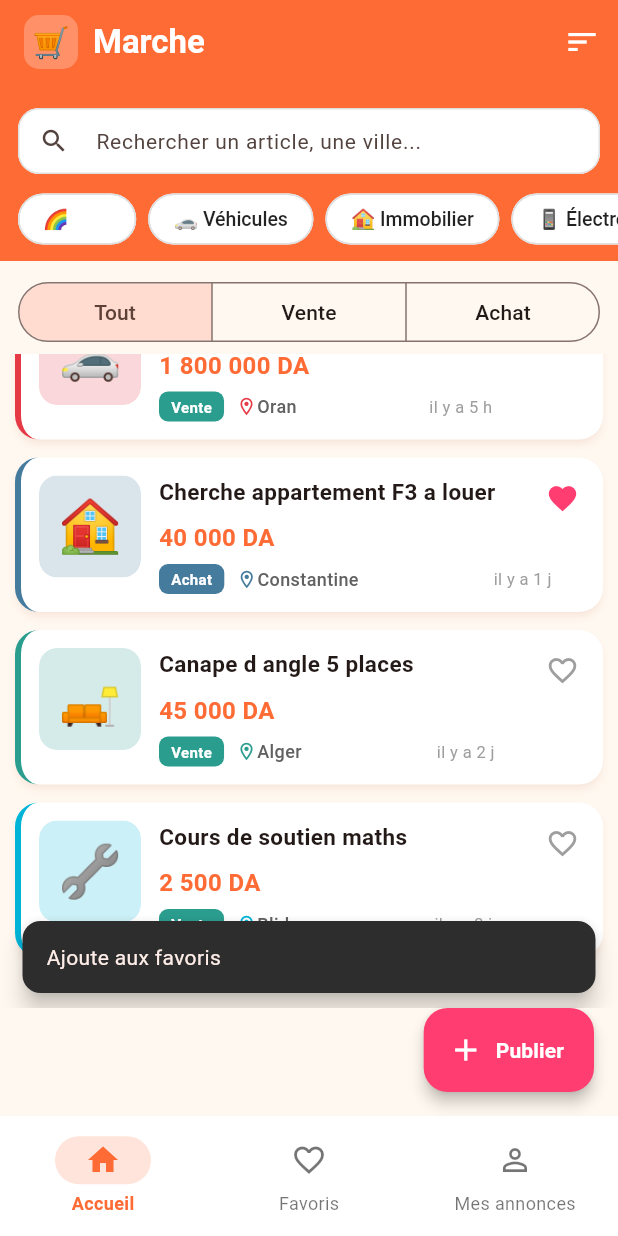
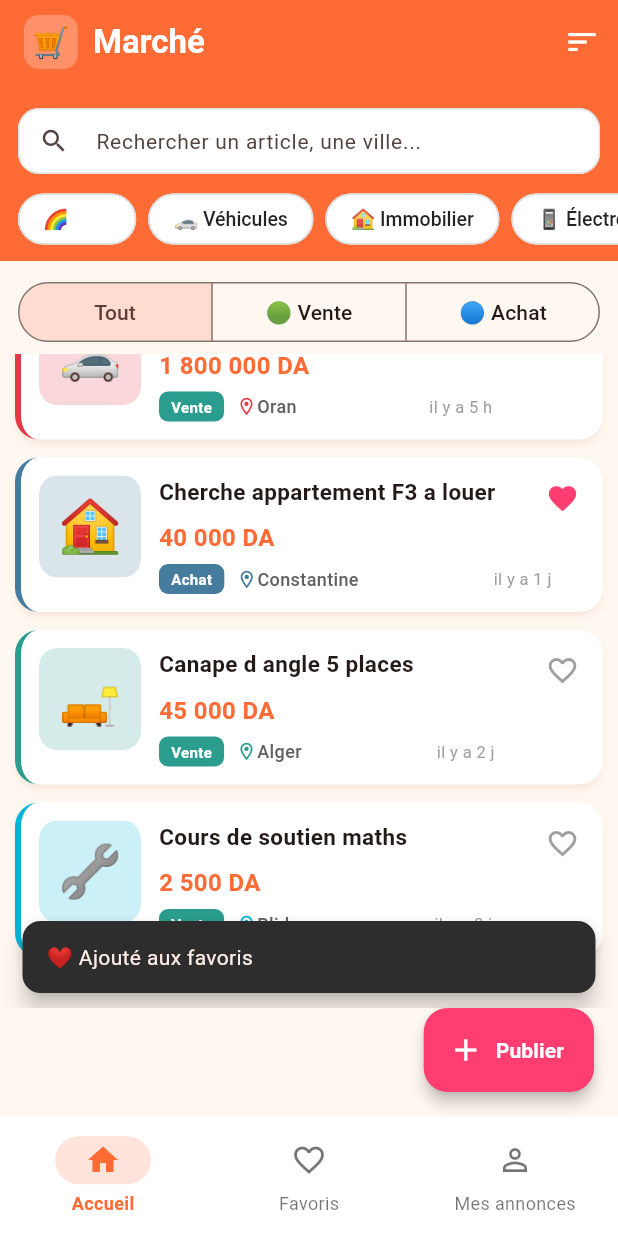
Before and after one commit to mouhoubi11-wq/market-app, a Flutter app: the screen it shows after launch, scrolled down 173 dp, after a tap on the "favorite outline" icon, on a phone screen of 412 x 824 dp. Run offline on Flutter 3.47's test engine with Material 3 defaults, Android fonts, the phone set to English and light mode, and no system bars; our stand-ins replace image_picker, shared_preferences.

Commit message:
Update home_screen.dart

```diff
--- a/lib/screens/home_screen.dart
+++ b/lib/screens/home_screen.dart
@@ -88,7 +88,7 @@ class _HomeScreenState extends State<HomeScreen> {
     await _load();
     if (mounted) {
       ScaffoldMessenger.of(context).showSnackBar(SnackBar(
-        content: Text(wasFav ? 'Retire des favoris' : 'Ajoute aux favoris'),
+        content: Text(wasFav ? '💔 Retiré des favoris' : '❤️ Ajouté aux favoris'),
         duration: const Duration(milliseconds: 1200),
       ));
     }
@@ -102,7 +102,7 @@ class _HomeScreenState extends State<HomeScreen> {
       if (mounted) {
         setState(() => _tab = 2);
         ScaffoldMessenger.of(context).showSnackBar(const SnackBar(
-          content: Text('Annonce publiee avec succes !'),
+          content: Text('✅ Annonce publiée avec succès !'),
           backgroundColor: Color(0xFF2A9D8F),
         ));
       }
@@ -149,7 +149,7 @@ class _HomeScreenState extends State<HomeScreen> {
 
   PreferredSizeWidget _buildAppBar() {
     if (_tab != 0) {
-      return AppBar(title: Text(_tab == 1 ? 'Mes favoris' : 'Mes annonces'));
+      return AppBar(title: Text(_tab == 1 ? '❤️ Mes favoris' : '📋 Mes annonces'));
     }
 
     return AppBar(
@@ -165,7 +165,7 @@ class _HomeScreenState extends State<HomeScreen> {
             child: const Text('🛒', style: TextStyle(fontSize: 20)),
           ),
           const SizedBox(width: 10),
-          const Text('Marche', style: TextStyle(fontSize: 22, fontWeight: FontWeight.bold)),
+          const Text('Marché', style: TextStyle(fontSize: 22, fontWeight: FontWeight.bold)),
         ],
       ),
       actions: [
@@ -176,9 +176,9 @@ class _HomeScreenState extends State<HomeScreen> {
           color: Colors.white,
           onSelected: (s) => setState(() => _sort = s),
           itemBuilder: (_) => const [
-            PopupMenuItem(value: SortMode.recent, child: Text('Plus recentes')),
-            PopupMenuItem(value: SortMode.priceAsc, child: Text('Prix croissant')),
-            PopupMenuItem(value: SortMode.priceDesc, child: Text('Prix decroissant')),
+            PopupMenuItem(value: SortMode.recent, child: Text('📅 Plus récentes')),
+            PopupMenuItem(value: SortMode.priceAsc, child: Text('💰 Prix croissant')),
+            PopupMenuItem(value: SortMode.priceDesc, child: Text('💎 Prix décroissant')),
           ],
         ),
       ],
@@ -226,7 +226,7 @@ class _HomeScreenState extends State<HomeScreen> {
                   scrollDirection: Axis.horizontal,
                   padding: const EdgeInsets.symmetric(horizontal: 12),
                   children: [
-                   _categoryChip(id: null, icon: '🌈', label: 'Tout', color: Colors.white),
+                    _categoryChip(id: null, icon: '🌈', label: 'Tout', color: Colors.white),
                     ...kCategories.map((c) => _categoryChip(id: c.id, icon: c.icon, label: c.name, color: c.color)),
                   ],
                 ),
@@ -273,8 +273,8 @@ class _HomeScreenState extends State<HomeScreen> {
                       showSelectedIcon: false,
                       segments: const [
                         ButtonSegment(value: 'all', label: Text('Tout')),
-                        ButtonSegment(value: 'vente', label: Text('Vente')),
-                        ButtonSegment(value: 'achat', label: Text('Achat')),
+                        ButtonSegment(value: 'vente', label: Text('🟢 Vente')),
+                        ButtonSegment(value: 'achat', label: Text('🔵 Achat')),
                       ],
                       selected: {_type ?? 'all'},
                       onSelectionChanged: (s) => setState(() => _type = s.first == 'all' ? null : s.first),
@@ -292,12 +292,12 @@ class _HomeScreenState extends State<HomeScreen> {
             Expanded(
               child: _buildList(_homeList,
                   emptyIcon: Icons.search_off,
-                  emptyMsg: 'Aucune annonce trouvee',
+                  emptyMsg: 'Aucune annonce trouvée',
                   emptyAction: _hasActiveFilters
                       ? TextButton.icon(
                           onPressed: _clearFilters,
                           icon: const Icon(Icons.refresh),
-                          label: const Text('Reinitialiser les filtres'))
+                          label: const Text('Réinitialiser les filtres'))
                       : null),
             ),
           ],
@@ -309,15 +309,15 @@ class _HomeScreenState extends State<HomeScreen> {
             emptyAction: FilledButton.icon(
                 onPressed: () => setState(() => _tab = 0),
                 icon: const Icon(Icons.explore),
-                label: const Text('Decouvrir des annonces')));
+                label: const Text('Découvrir des annonces')));
       default:
         return _buildList(_mineList,
             emptyIcon: Icons.inbox_outlined,
-            emptyMsg: 'Vous n avez publie aucune annonce',
+            emptyMsg: 'Vous n\'avez publié aucune annonce',
             emptyAction: FilledButton.icon(
                 onPressed: _openPost,
                 icon: const Icon(Icons.add),
-                label: const Text('Publier ma premiere annonce')));
+                label: const Text('Publier ma première annonce')));
     }
   }
 
```
